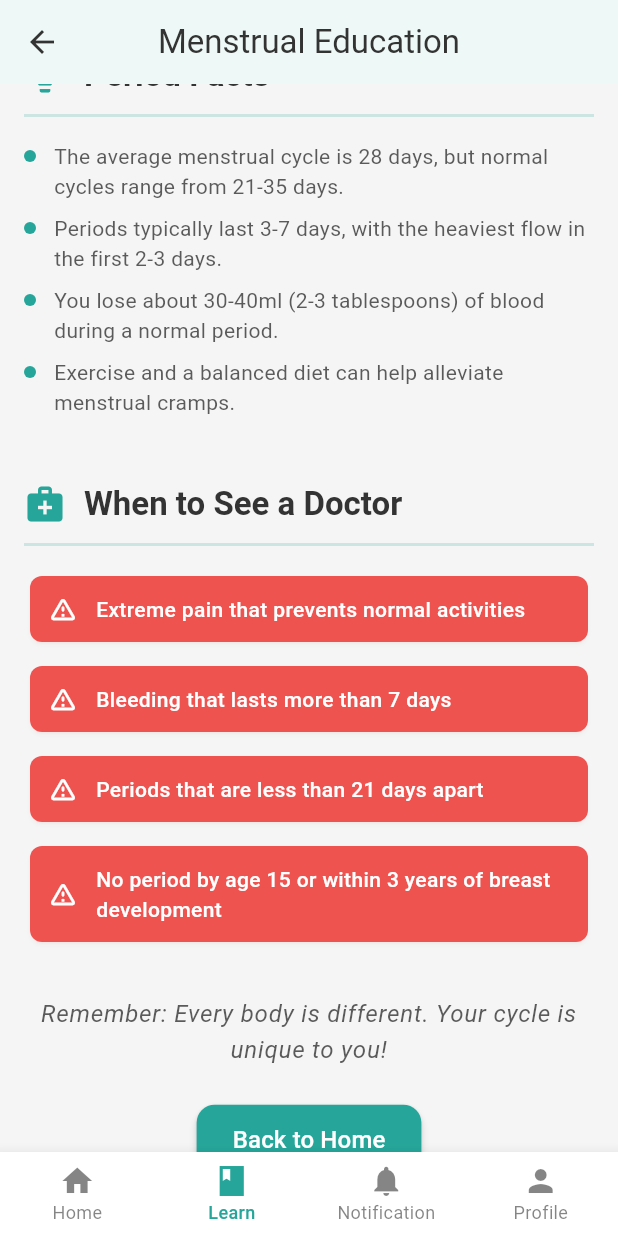
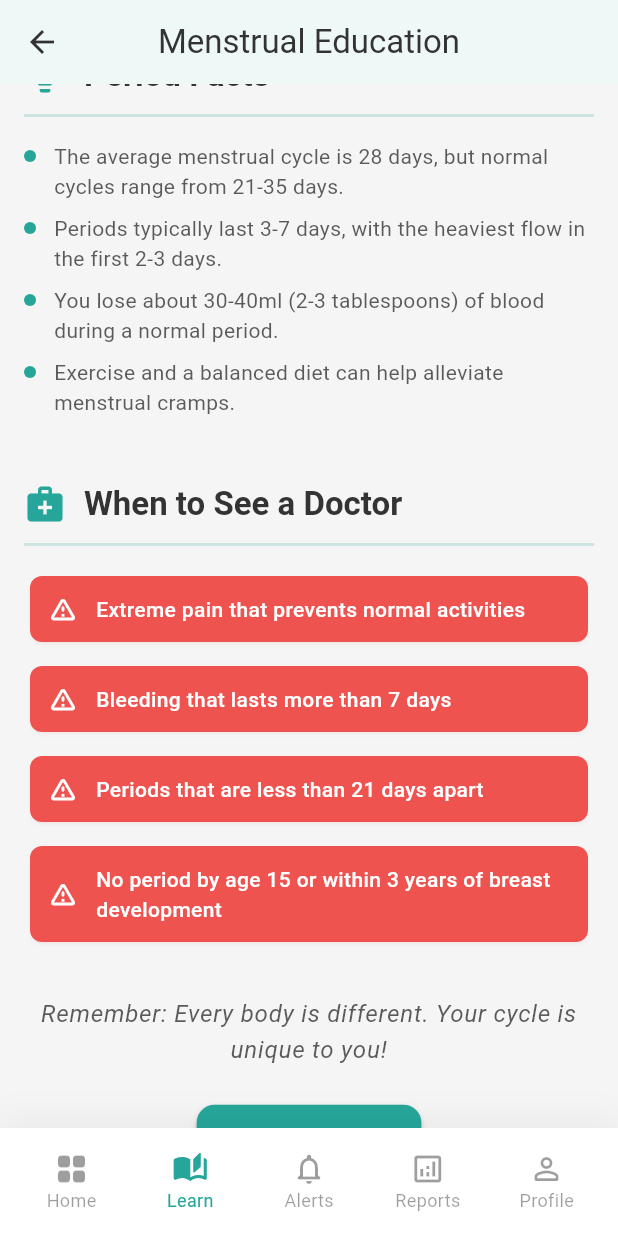
Before and after one commit to anujsmit/mensuration_tracker_front, a Flutter app: the HomeScreen screen opened by its route, item 2 of the bottom bar chosen, scrolled down 1511 dp, on a phone screen of 412 x 824 dp. Run offline on Flutter 3.47's test engine with Material 3 defaults, Android fonts, the phone set to English and light mode, and no system bars; our stand-ins replace animate_do, device_info_plus, firebase_auth, firebase_core, firebase_messaging, flutter_local_notifications and 7 more; accounts and stored records are empty; network calls fail.

Commit message:
hello world

```diff
--- a/lib/screens/home/HomeScreen.dart
+++ b/lib/screens/home/HomeScreen.dart
@@ -8,6 +8,7 @@ import 'package:mensurationhealthapp/screens/home/admin/admin_profile.dart';
 import 'package:mensurationhealthapp/screens/home/admin/admin_send_notifications.dart';
 import 'package:provider/provider.dart';
 import 'package:mensurationhealthapp/providers/auth_provider.dart';
+import 'package:mensurationhealthapp/screens/home/reports.dart';
 
 class HomeScreen extends StatefulWidget {
   const HomeScreen({super.key});
@@ -18,93 +19,114 @@ class HomeScreen extends StatefulWidget {
 
 class _HomeScreenState extends State<HomeScreen> {
   int _currentIndex = 0;
-  late final List<Widget> _pages;
-
-  @override
-  void initState() {
-    super.initState();
-    final authProvider = Provider.of<AuthProvider>(context, listen: false);
-
-    if (authProvider.isAdmin) {
-      // Admin-specific pages
-      _pages = [
-        const AdminDashboard(),
-        const AdminSendNotifications(),
-        const AdminProfile(),
-      ];
-    } else {
-      // Regular user pages
-      _pages = [
-        HomePage(onProfileTabRequested: () => setCurrentIndex(3)),
-        const LearnPage(),
-        const NotificationPage(),
-        const ProfilePage(),
+  List<Widget> _getPages(bool isAdmin) {
+    if (isAdmin) {
+      return const [
+        AdminDashboard(),
+        AdminSendNotifications(),
+        AdminProfile(),
       ];
     }
-  }
-
-  void setCurrentIndex(int index) {
-    setState(() {
-      _currentIndex = index;
-    });
+    return [
+      HomePage(onProfileTabRequested: () => setState(() => _currentIndex = 4)),
+      const LearnPage(),
+      const NotificationPage(),
+      const Reports(),
+      const ProfilePage(),
+    ];
   }
 
   @override
   Widget build(BuildContext context) {
     final theme = Theme.of(context);
     final authProvider = Provider.of<AuthProvider>(context);
+    final bool isAdmin = authProvider.isAdmin;
+    final List<Widget> pages = _getPages(isAdmin);
 
+    // Guard clause for auth
     if (!authProvider.isAuth) {
       Future.microtask(() => Navigator.pushReplacementNamed(context, '/login'));
-      return Scaffold(
-        body: Center(
-          child: CircularProgressIndicator(color: theme.colorScheme.primary),
-        ),
-      );
+      return const Scaffold(body: Center(child: CircularProgressIndicator()));
     }
 
     return Scaffold(
+      // 1. Transparent status bar for a "Full Screen" feel
+      extendBody: true,
       body: IndexedStack(
         index: _currentIndex,
-        children: _pages,
+        children: pages,
       ),
-      bottomNavigationBar: authProvider.isAdmin
-          ? null
-          : BottomNavigationBar(
-              currentIndex: _currentIndex,
-              onTap: (index) => setCurrentIndex(index),
-              type: BottomNavigationBarType.fixed,
-              backgroundColor: theme.cardColor,
-              selectedItemColor: theme.colorScheme.primary,
-              unselectedItemColor: theme.colorScheme.onSurface.withOpacity(0.6),
-              selectedLabelStyle: TextStyle(
-                fontSize: 12,
-                fontWeight: FontWeight.w500,
-                color: theme.colorScheme.primary,
-              ),
-              unselectedLabelStyle: TextStyle(
-                fontSize: 12,
-                color: theme.colorScheme.onSurface.withOpacity(0.6),
-              ),
-              items: const [
-                BottomNavigationBarItem(
-                  icon: Icon(Icons.home),
-                  label: 'Home',
-                ),
-                BottomNavigationBarItem(
-                  icon: Icon(Icons.book_sharp),
-                  label: 'Learn',
-                ),
-                BottomNavigationBarItem(
-                  icon: Icon(Icons.notifications),
-                  label: 'Notification',
-                ),
-                BottomNavigationBarItem(
-                  icon: Icon(Icons.person),
-                  label: 'Profile',
-                ),
-              ],
-            ),
+
+      // 2. Conditional Bottom Bar with better styling
+      bottomNavigationBar: isAdmin
+        ? _buildAdminNavBar(theme) // Admins deserve navigation too!
+        : _buildUserNavBar(theme),
+    );
+  }
+
+  Widget _buildUserNavBar(ThemeData theme) {
+    return Container(
+      decoration: BoxDecoration(
+        color: theme.cardColor,
+        boxShadow: [
+          BoxShadow(
+            color: Colors.black.withOpacity(0.05),
+            blurRadius: 20,
+            offset: const Offset(0, -5),
+          ),
+        ],
+      ),
+      child: SafeArea(
+        child: Padding(
+          padding: const EdgeInsets.symmetric(horizontal: 8, vertical: 8),
+          child: BottomNavigationBar(
+            currentIndex: _currentIndex,
+            onTap: (index) => setState(() => _currentIndex = index),
+            elevation: 0, // Handled by container shadow
+            type: BottomNavigationBarType.fixed,
+            backgroundColor: Colors.transparent,
+            selectedItemColor: theme.colorScheme.primary,
+            unselectedItemColor: theme.disabledColor,
+            showUnselectedLabels: true,
+            selectedFontSize: 12,
+            unselectedFontSize: 12,
+            items: const [
+              BottomNavigationBarItem(icon: Icon(Icons.grid_view_rounded), label: 'Home'),
+              BottomNavigationBarItem(icon: Icon(Icons.auto_stories_rounded), label: 'Learn'),
+              BottomNavigationBarItem(icon: Icon(Icons.notifications_none_rounded), label: 'Alerts'),
+              BottomNavigationBarItem(icon: Icon(Icons.analytics_outlined), label: 'Reports'),
+              BottomNavigationBarItem(icon: Icon(Icons.person_outline_rounded), label: 'Profile'),
+            ],
+          ),
+        ),
+      ),
+    );
+  }
+
+  Widget _buildAdminNavBar(ThemeData theme) {
+     return Container(
+      margin: const EdgeInsets.all(16),
+      height: 64,
+      decoration: BoxDecoration(
+        color: theme.colorScheme.secondaryContainer,
+        borderRadius: BorderRadius.circular(24),
+      ),
+      child: Row(
+        mainAxisAlignment: MainAxisAlignment.spaceAround,
+        children: [
+          _adminIconButton(0, Icons.dashboard_customize),
+          _adminIconButton(1, Icons.campaign),
+          _adminIconButton(2, Icons.admin_panel_settings),
+        ],
+      ),
+    );
+  }
+
+  Widget _adminIconButton(int index, IconData icon) {
+    final isSelected = _currentIndex == index;
+    return IconButton(
+      icon: Icon(icon, color: isSelected ? Colors.black : Colors.black45),
+      onPressed: () => setState(() => _currentIndex = index),
     );
   }
 }
```
Also changed, not shown: lib/providers/profile_provider.dart (+18 -3 lines), lib/screens/home/Reports.dart (added, +213 -0 lines), lib/screens/home/learn.dart (+19 -1 lines), lib/screens/splash_screen.dart (+83 -14 lines), 1 other file.
